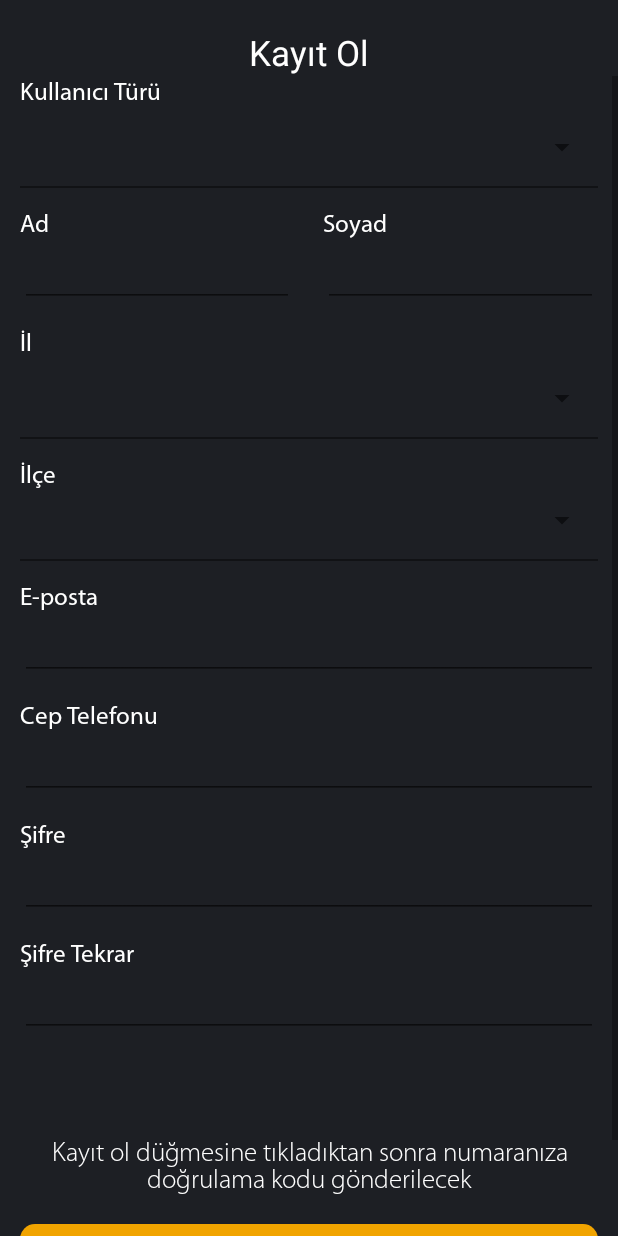
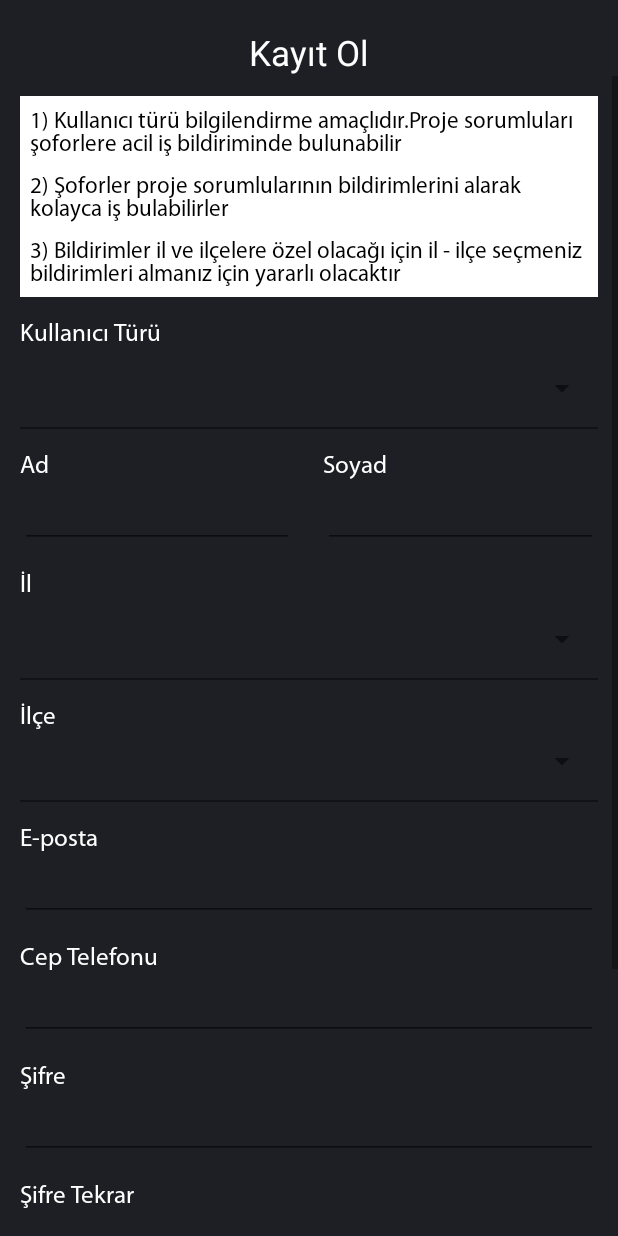
Before and after one commit to alimoguz/ServisCepde, an Android app: the fragment SignupFragment placed in its activity, on a phone screen of 412 x 824 dp. Run offline under Robolectric (Android 15) with nearby library versions, the phone set to English and light mode, and no system bars; our stand-ins replace sdp/ssp sizes; libraries missing offline, so code that uses them is left out: br.com.sapereaude, cn.pedant; plain views replace MaskedEditText; 1 statement that could not run was skipped.

Commit message:
Minor Bug Fix

```diff
--- a/app/src/main/java/serviscepde/com/tr/Fragment/KullanıcıDüzenleFragment.java
+++ b/app/src/main/java/serviscepde/com/tr/Fragment/KullanıcıDüzenleFragment.java
@@ -55,7 +55,7 @@ public class KullanıcıDüzenleFragment extends Fragment {
 
     private Context ctx;
     private String userToken;
-    private String [] kullaniciTur = {"Proje Yöneticisi" , "Şoför" , "Diğer"};
+    private String [] kullaniciTur = {"Proje Yöneticisi" , "Şoför" , "Araç Sahibi" , "Diğer"};
 
     private List<City> sehirler = new ArrayList<>();
     private List<String> cityNames = new ArrayList<>();
--- a/app/src/main/java/serviscepde/com/tr/Fragment/SignupFragment.java
+++ b/app/src/main/java/serviscepde/com/tr/Fragment/SignupFragment.java
@@ -45,7 +45,7 @@ public class SignupFragment extends Fragment {
 
     View generalView;
 
-    private String [] kullaniciTur = {"Proje Yöneticisi" , "Şoför" , "Diğer"};
+    private String [] kullaniciTur = {"Proje Yöneticisi" , "Şoför" , "Araç Sahibi" , "Diğer"};
 
     private  EditText edtKayitAd,edtKayitEmail,edtKayitSifre,edtKayitSifreTekrar,edtKayitSoyad;
     private MaskedEditText edtKayitTelefon;
--- a/app/src/main/java/serviscepde/com/tr/Fragment/VideoFragment.java
+++ b/app/src/main/java/serviscepde/com/tr/Fragment/VideoFragment.java
@@ -39,7 +39,7 @@ public class VideoFragment extends Fragment implements MediaPlayer.OnCompletionL
         videoOpening = generalView.findViewById(R.id.videoOpening);
         context = generalView.getContext();
 
-        String path = "android.resource://" + getActivity().getPackageName() + "/" + R.raw.intro_video;
+        String path = "android.resource://" + getActivity().getPackageName() + "/" + R.raw.serviscepde_splash;
 
         Log.i("Package Name" , getActivity().getPackageName());
 
--- a/app/src/main/res/drawable/edittext_search.xml
+++ b/app/src/main/res/drawable/edittext_search.xml
@@ -2,7 +2,7 @@
 <shape xmlns:android="http://schemas.android.com/apk/res/android"
     android:shape="rectangle">
     <solid android:color="@color/colorWhite" />
-    <corners android:radius="@dimen/_10sdp" />
+    <corners android:radius="@dimen/_5sdp" />
     <stroke
         android:width="1dp"
         android:color="@color/colorGray" />
--- a/app/src/main/res/layout/home_fragment.xml
+++ b/app/src/main/res/layout/home_fragment.xml
@@ -28,6 +28,8 @@
 
                     <EditText
                         android:id="@+id/edtSearchIlan"
+                        android:paddingStart="@dimen/_6sdp"
+                        android:paddingEnd="@dimen/_2sdp"
                         android:layout_width="0dp"
                         android:layout_weight="1"
                         android:layout_height="@dimen/_30sdp"
--- a/app/src/main/res/layout/signup_fragment.xml
+++ b/app/src/main/res/layout/signup_fragment.xml
@@ -28,12 +28,61 @@
             android:paddingEnd="@dimen/_10sdp"
             android:orientation="vertical">
 
+            <LinearLayout
+                android:layout_width="match_parent"
+                android:layout_height="wrap_content"
+                android:orientation="vertical"
+                android:background="@color/colorWhite"
+                android:layout_marginTop="@dimen/_10sdp"
+                android:paddingStart="@dimen/_5sdp"
+                android:paddingEnd="@dimen/_5sdp"
+                android:paddingTop="@dimen/_5sdp"
+                android:paddingBottom="@dimen/_5sdp">
+
+
+                <TextView
+                    android:layout_width="match_parent"
+                    android:layout_height="wrap_content"
+                    android:text="@string/RegisterInfo1"
+                    android:fontFamily="@font/myriadpro_regular"
+                    android:textColor="@color/colorBlack"
+                    android:textSize="@dimen/_12ssp"
+                    />
+
+                <TextView
+                    android:layout_width="match_parent"
+                    android:layout_height="wrap_content"
+                    android:text="@string/RegisterInfo2"
+                    android:fontFamily="@font/myriadpro_regular"
+                    android:textColor="@color/colorBlack"
+                    android:layout_marginTop="@dimen/_7sdp"
+                    android:textSize="@dimen/_12ssp"
+                    />
+
+                <TextView
+                    android:layout_width="match_parent"
+                    android:layout_height="wrap_content"
+                    android:text="@string/RegisterInfo3"
+                    android:layout_marginTop="@dimen/_7sdp"
+                    android:fontFamily="@font/myriadpro_regular"
+                    android:textColor="@color/colorBlack"
+                    android:textSize="@dimen/_12ssp"
+                    />
+
+
+
+
+
+            </LinearLayout>
+
+
             <TextView
                 android:layout_width="wrap_content"
                 android:layout_height="wrap_content"
                 android:text="Kullanıcı Türü"
                 android:fontFamily="@font/myriadpro_regular"
                 android:textColor="@color/colorWhite"
+                android:layout_marginTop="@dimen/_10sdp"
                 android:textSize="@dimen/_13ssp"
                 />
 
--- a/app/src/main/res/values/strings.xml
+++ b/app/src/main/res/values/strings.xml
@@ -198,5 +198,9 @@
     <string name="BildirimInfo3">*Kayıtlı telefon numaranız, bildirim gönderilen şoforlerle paylaşılır</string>
     <string name="Gönder">Gönder</string>
 
+    <string name="RegisterInfo1">1) Kullanıcı türü bilgilendirme amaçlıdır.Proje sorumluları şoforlere acil iş bildiriminde bulunabilir</string>
+    <string name="RegisterInfo2">2) Şoforler proje sorumlularının bildirimlerini alarak kolayca iş bulabilirler</string>
+    <string name="RegisterInfo3">3) Bildirimler il ve ilçelere özel olacağı için il - ilçe seçmeniz bildirimleri almanız için yararlı olacaktır</string>
+
 
 </resources>
```
Also changed, not shown: app/src/main/java/serviscepde/com/tr/Fragment/FiltreFragment.java (+23 -0 lines), app/src/main/java/serviscepde/com/tr/Fragment/HomeFragment.java (+23 -1 lines), app/src/main/java/serviscepde/com/tr/Fragment/SearchFragment.java (+22 -1 lines), 1 other file.
